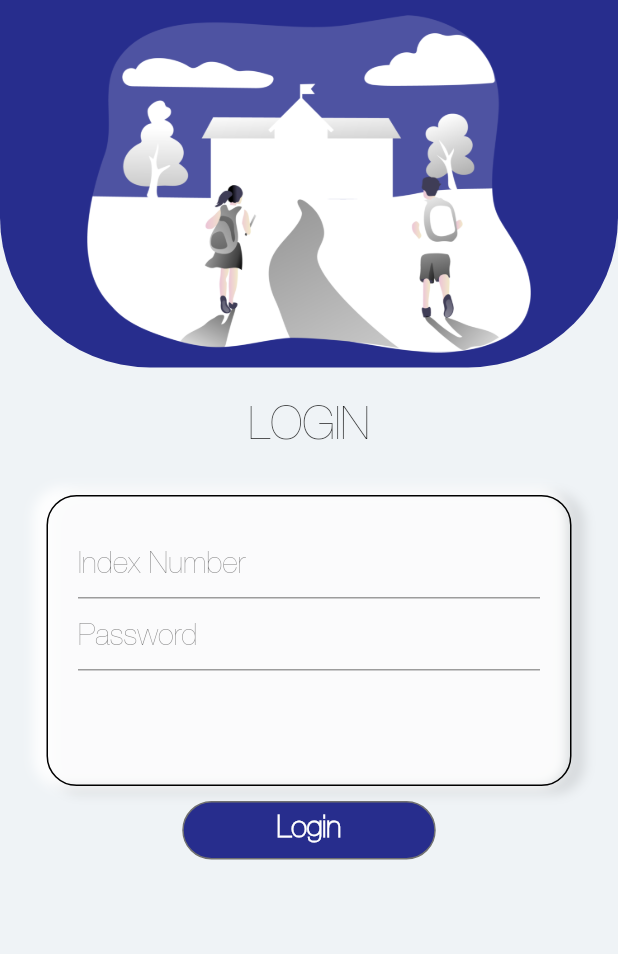
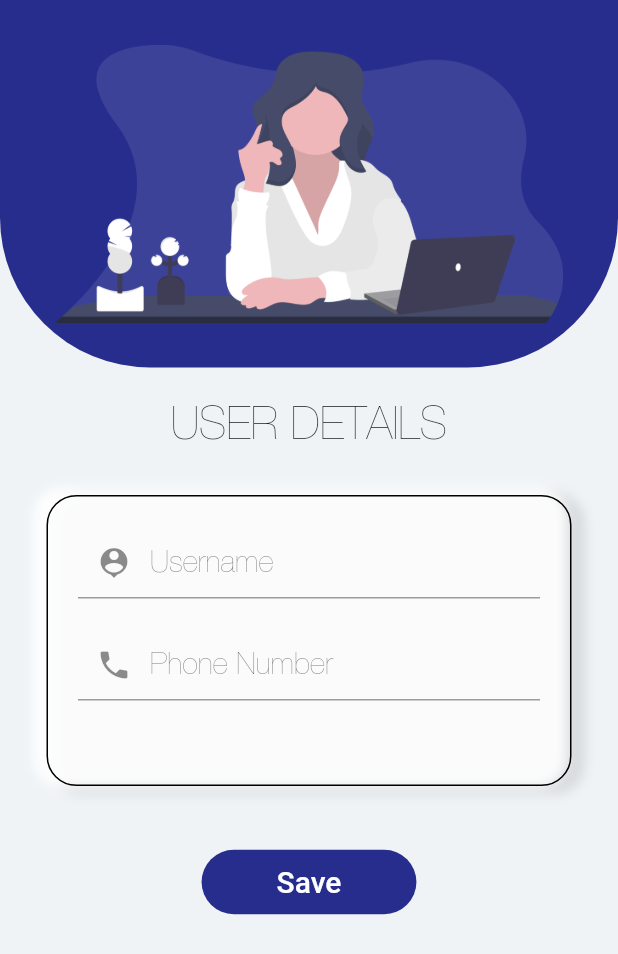
Before and after one commit to Sarbeng/DC-mobile, a Flutter app: the UserDetails screen opened directly, on a phone screen of 412 x 824 dp. Shown: the top 954 px of the screen. Run offline on Flutter 3.47's test engine with Material 2 defaults, Android fonts, the phone set to English and light mode, and no system bars.

Commit message:
User Details Page Added

```diff
--- a/dc/lib/app.dart
+++ b/dc/lib/app.dart
@@ -13,7 +13,7 @@ class App extends StatelessWidget {
       theme: ThemeData(
           primarySwatch: Colors.blue,
           scaffoldBackgroundColor: Color(0XFFEFF3F6)),
-    home: LoginPage()
+    home: UserDetails()
     );
   }
 }
--- a/dc/lib/screens/login_page/login_page.dart
+++ b/dc/lib/screens/login_page/login_page.dart
@@ -59,12 +59,16 @@ class LoginPage extends StatelessWidget {
                 children: <Widget>[
                   TextField(
                     decoration: InputDecoration(
+                      prefixIcon: Icon(Icons.person_outline),
                         hintText: "Index Number",
                         hintStyle: TextStyle(
                             fontSize: 20.0, fontFamily: 'HelveticaNeue')),
                   ),
+                  SizedBox(height:20),
                   TextField(
+                    obscureText:true,
                     decoration: InputDecoration(
+                        prefixIcon: Icon(Icons.lock_outline),
                         hintText: "Password",
                         hintStyle: TextStyle(
                             fontSize: 20.0, fontFamily: 'HelveticaNeue')),
@@ -76,11 +80,24 @@ class LoginPage extends StatelessWidget {
           //Fourth Container for button
           SizedBox(height:30.0),
           Center(
+            //child: MaterialButton(onPressed: null)
 
-            child: RaisedButton(onPressed: (){},
+            child:MaterialButton(
+            onPressed: () {},
             textColor: Colors.white,
+            //: const EdgeInsets.all(0.0),
 
+            child: Container(
+              decoration: const BoxDecoration(
+                color: Color(0xFF272D8D),
+                borderRadius: BorderRadius.all(Radius.circular(30)),
+              ),
+              padding: const EdgeInsets.fromLTRB(50, 10, 50, 10),
+
+              child:
+                  const Text('Login', style: TextStyle(fontSize: 20)),
             ),
+          ),
           ),
         ])));
   }
--- a/dc/lib/screens/user_details/user_details.dart
+++ b/dc/lib/screens/user_details/user_details.dart
@@ -18,8 +18,8 @@ class UserDetails extends StatelessWidget {
                   top: Radius.circular(0), bottom: Radius.circular(100)),
             ),
             child: Padding(
-              padding: const EdgeInsets.all(10.0),
-              child: Image.asset('assets/images/school.png'),
+              padding: const EdgeInsets.all(30.0),
+              child: Image.asset('assets/images/undraw_teacher.png',),
             ),
           ),
           //The second container contains the text for login
@@ -27,7 +27,7 @@ class UserDetails extends StatelessWidget {
               height: 75.0,
               child: Center(
                 child: Text(
-                  "LOGIN",
+                  "USER DETAILS",
                   style: TextStyle(fontSize: 30.0, fontFamily: 'HelveticaNeue'),
                 ),
               )),
@@ -59,41 +59,45 @@ class UserDetails extends StatelessWidget {
                 children: <Widget>[
                   TextField(
                     decoration: InputDecoration(
-                        hintText: "Index Number",
+                      prefixIcon: Icon(Icons.person_pin),
+                        hintText: "Username",
                         hintStyle: TextStyle(
                             fontSize: 20.0, fontFamily: 'HelveticaNeue')),
                   ),
+                  SizedBox(height:20),
                   TextField(
+                    obscureText:true,
                     decoration: InputDecoration(
-                        hintText: "Password",
+                        prefixIcon:Icon(Icons.local_phone),
+                        hintText: "Phone Number",
                         hintStyle: TextStyle(
-                            fontSize: 20.0, fontFamily: 'HelveticaNeue')),
+                            fontSize: 20.0, fontFamily: 'HelveticaNeue',),)
                   ),
                 ],
               ),
             ),
           ),
           //Fourth Container for button
+          SizedBox(height:30.0),
           Center(
-           child: Container(
-              width: 169.0,
-              height: 39.0,
-              padding: EdgeInsets.fromLTRB(5, 5, 5, 5),
-              decoration: BoxDecoration(
-                borderRadius: BorderRadius.circular(30.0),
-                color: const Color(0xff272d8d),
-                border: Border.all(width: 1.0, color: const Color(0xff707070)),
+            //child: MaterialButton(onPressed: null)
+
+            child:MaterialButton(
+            onPressed: () {},
+            textColor: Colors.white,
+            //: const EdgeInsets.all(0.0),
+
+            child: Container(
+              decoration: const BoxDecoration(
+                color: Color(0xFF272D8D),
+                borderRadius: BorderRadius.all(Radius.circular(30)),
               ),
-              child: Text(
-                'Login',
-                style: TextStyle(
-                    fontSize: 20.0,
-                    fontFamily: 'HelveticaNeue',
-                    fontWeight: FontWeight.bold,
-                    color: Colors.white),
-                textAlign: TextAlign.center,
-              ),
+              padding: const EdgeInsets.fromLTRB(50, 10, 50, 10),
+
+              child:
+                  const Text('Save', style: TextStyle(fontSize: 20,)),
             ),
+          ),
           ),
         ])));
   }
--- a/dc/pubspec.yaml
+++ b/dc/pubspec.yaml
@@ -63,7 +63,8 @@ flutter:
      - family: HelveticaNeue
        fonts:
        - asset: assets/fonts/HelveticaNeue.ttf
-  #         style: italic
+   #    - asset: assets/fonts/HelveticaNeue-Bold.ttf
+  #        weight: 700
   #   - family: Trajan Pro
   #     fonts:
   #       - asset: fonts/TrajanPro.ttf
```
Also changed, not shown: dc/assets/images/undraw_teacher.png (added).
